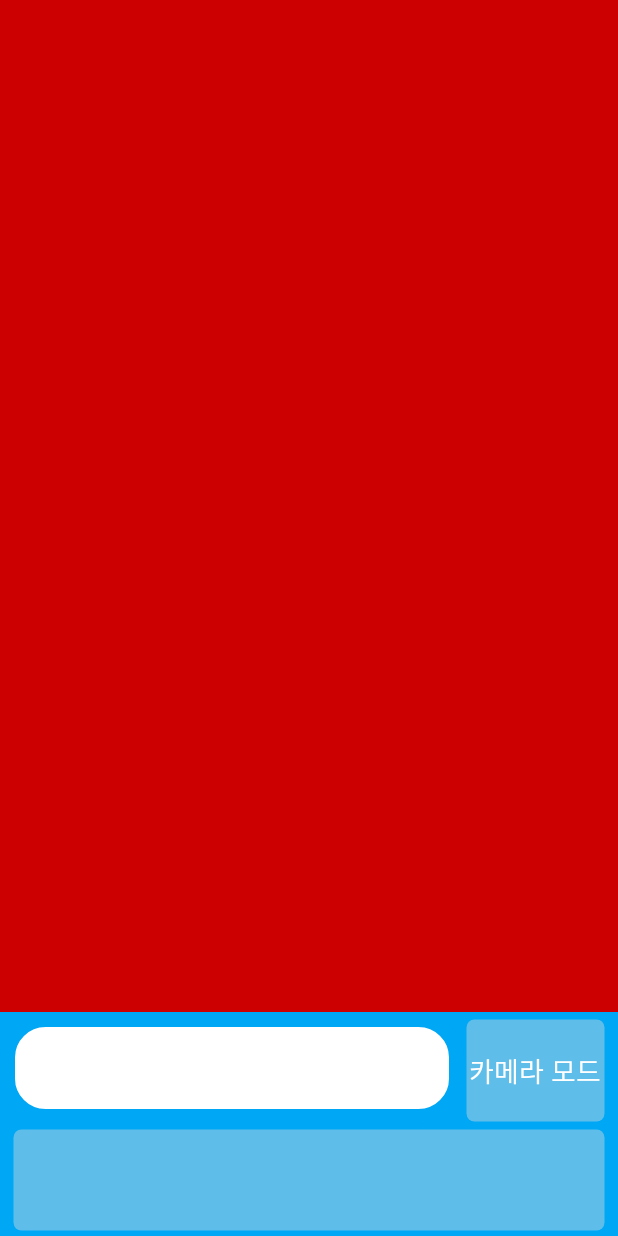
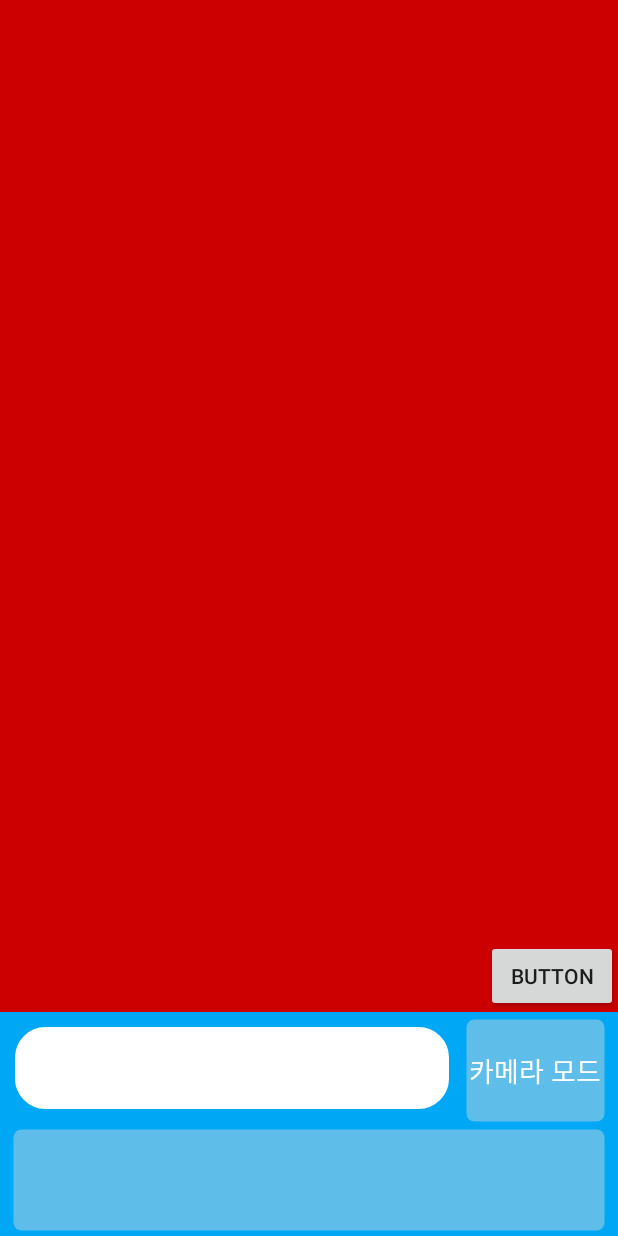
Before and after one commit to jhham96/Navi_project, an Android app: the MapsActivity screen opened directly, with no data from a screen before it, on a phone screen of 412 x 824 dp. Run offline under Robolectric (Android 15) with nearby library versions, the phone set to English and light mode, and no system bars; libraries missing offline, so code that uses them is left out: com.skt; 8 statements that could not run were skipped.

Commit message:
Add the compassMode button

```diff
--- a/TNavi_project/app/src/main/java/com/example/rltn4/tnavi_project/MapsActivity.java
+++ b/TNavi_project/app/src/main/java/com/example/rltn4/tnavi_project/MapsActivity.java
@@ -58,6 +58,8 @@ public class MapsActivity extends AppCompatActivity {
 
     private boolean isCreate = false; // 해당 액티비티가 생성되었는지 확인하는 변수이다.
 
+    private boolean compassMode = false; // compassMode를 위한 변수이다.
+
     private ServiceConnection conn = new ServiceConnection() {
         public void onServiceConnected(ComponentName name,
                                        IBinder service) {
@@ -104,6 +106,22 @@ public class MapsActivity extends AppCompatActivity {
                 Intent intent = new Intent(getApplicationContext(),CameraActivity.class);
                 startActivity(intent);
 //                finish();
+            }
+        });
+
+        Button compassMode_btn = (Button) findViewById(R.id.compassMode_btn);
+        compassMode_btn.setOnClickListener(new Button.OnClickListener() {
+            @Override
+            public void onClick(View view) {
+                if(!compassMode) {
+                    compassMode = true;
+                    tMapView.setCompassMode(compassMode);
+                    // 화면 중심을 GPS 로 한다.
+//                    tMapView.setCenterPoint(tService.getLongitude(), tService.getLatitude());
+                } else {
+                    compassMode = false;
+                    tMapView.setCompassMode(compassMode);
+                }
             }
         });
 
@@ -163,6 +181,10 @@ public class MapsActivity extends AppCompatActivity {
                         Toast.makeText(MapsActivity.this, "길안내를 시작합니다.", Toast.LENGTH_SHORT).show();
 
                         isCreate = true;
+
+                        if (!isPermission) {
+                            callPermission();
+                        }
 
                         new Thread() {
                             public void run() {
--- a/TNavi_project/app/src/main/java/com/example/rltn4/tnavi_project/TService.java
+++ b/TNavi_project/app/src/main/java/com/example/rltn4/tnavi_project/TService.java
@@ -283,6 +283,9 @@ public class TService extends Service implements LocationListener{
                     if (mIndex < messageList.size() && pIndex < pointList.size()) {
                         mIndex++;
                         pIndex++;
+
+                        proBar.setProgress(mIndex);
+
                         textView.setText(messageList.get(mIndex));
                         TTS tts = new TTS(mContext, messageList.get(mIndex));
                     } else {
@@ -320,7 +323,7 @@ public class TService extends Service implements LocationListener{
 //        Toast.makeText(mContext, "currentPoint: " + Double.toString(location.getLatitude()) + ", " + Double.toString(location.getLongitude()) + "\n" + "provider: " + location.getProvider(), Toast.LENGTH_SHORT).show();
 //        Log.d("currentpoint: ", Double.toString(getLatitude()) + ", " + Double.toString(getLongitude()));
         }catch (NullPointerException e){
-//            Toast.makeText(mContext, "GPS를 인식할 수 없습니다. 건물 밑에서 나와 주세요.", Toast.LENGTH_SHORT).show();
+            Toast.makeText(mContext, "GPS를 인식할 수 없습니다. 건물 밑에서 나와 주세요.", Toast.LENGTH_SHORT).show();
         }
     }
 
--- a/TNavi_project/app/src/main/res/layout/activity_maps.xml
+++ b/TNavi_project/app/src/main/res/layout/activity_maps.xml
@@ -10,7 +10,15 @@
         android:layout_width="match_parent"
         android:layout_height="match_parent"
         android:layout_weight="2"
-        android:background="@android:color/holo_red_dark" />
+        android:background="@android:color/holo_red_dark">
+
+        <Button
+            android:id="@+id/compassMode_btn"
+            android:layout_width="wrap_content"
+            android:layout_height="wrap_content"
+            android:layout_gravity="right|bottom"
+            android:text="Button"/>
+    </FrameLayout>
 
     <LinearLayout
         android:layout_width="match_parent"
```
